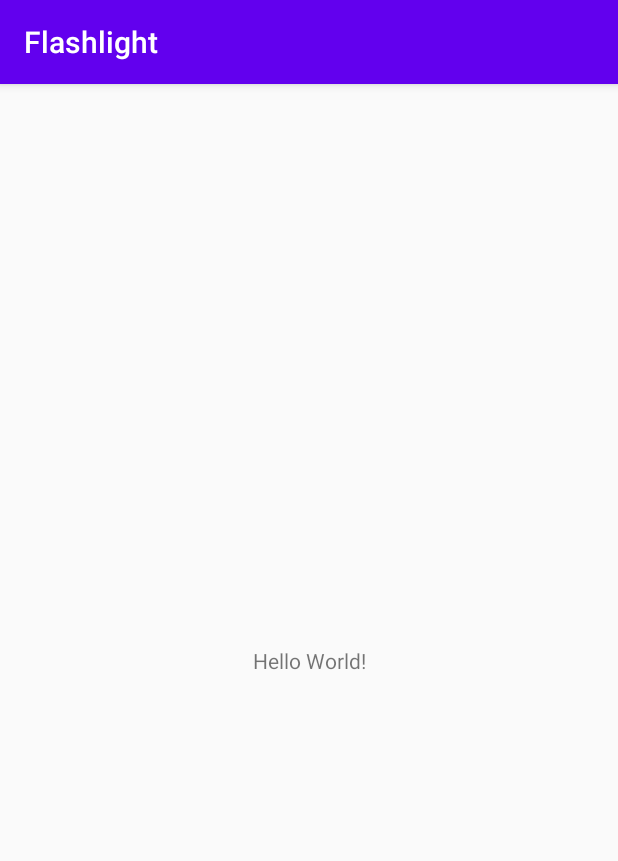
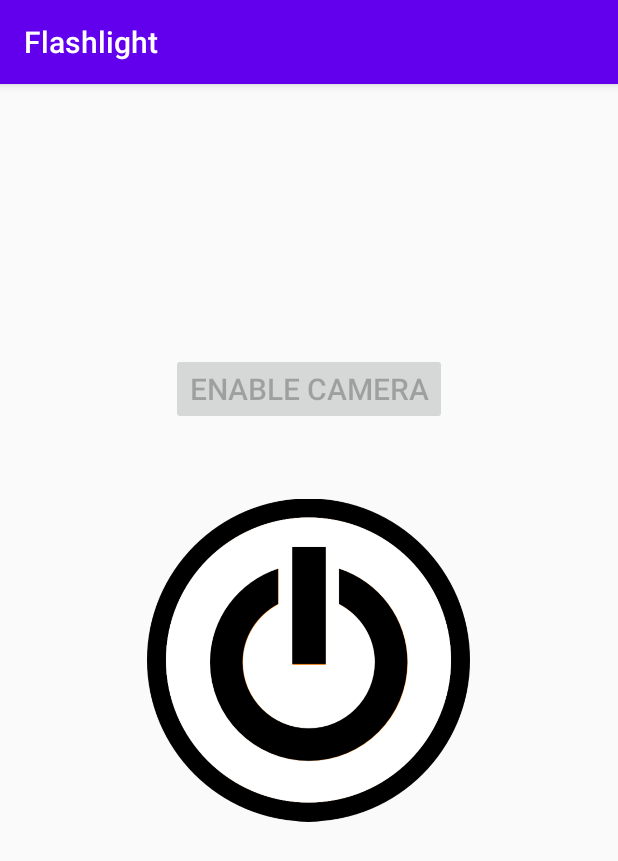
Before and after one commit to AbdulGinem/FlashlightAndroid, an Android app: the screen it shows after launch (MainActivity), on a phone screen of 412 x 824 dp. Shown: the top 861 px of the screen. Run offline under Robolectric (Android 15) with nearby library versions, the phone set to English and light mode, and no system bars.

Commit message:
applied code

```diff
--- a/app/src/main/AndroidManifest.xml
+++ b/app/src/main/AndroidManifest.xml
@@ -1,6 +1,10 @@
 <?xml version="1.0" encoding="utf-8"?>
 <manifest xmlns:android="http://schemas.android.com/apk/res/android"
     package="com.ginems.flashlight">
+
+
+    <uses-permission android:name="android.permission.CAMERA" />
+    <uses-feature android:name="android.hardware.camera" />
 
     <application
         android:allowBackup="true"
--- a/app/src/main/java/com/ginems/flashlight/MainActivity.java
+++ b/app/src/main/java/com/ginems/flashlight/MainActivity.java
@@ -2,12 +2,101 @@ package com.ginems.flashlight;
 
 import android.support.v7.app.AppCompatActivity;
 import android.os.Bundle;
+import android.Manifest;
+import android.content.Context;
+import android.content.pm.PackageManager;
+import android.hardware.camera2.CameraAccessException;
+import android.hardware.camera2.CameraManager;
+import android.os.Bundle;
+import android.support.annotation.NonNull;
+import android.support.v4.app.ActivityCompat;
+import android.support.v4.content.ContextCompat;
+import android.support.v7.app.AppCompatActivity;
+import android.view.View;
+import android.widget.Button;
+import android.widget.ImageView;
+import android.widget.Toast;
 
 public class MainActivity extends AppCompatActivity {
+
+    private Button buttonEnable;
+    private ImageView imageFlashlight;
+    private static final int CAMERA_REQUEST = 50;
+    private boolean flashLightStatus = false;
 
     @Override
     protected void onCreate(Bundle savedInstanceState) {
         super.onCreate(savedInstanceState);
         setContentView(R.layout.activity_main);
+        imageFlashlight = (ImageView) findViewById(R.id.imageFlashlight);
+        buttonEnable = (Button) findViewById(R.id.buttonEnable);
+
+        final boolean hasCameraFlash = getPackageManager().
+                hasSystemFeature(PackageManager.FEATURE_CAMERA_FLASH);
+        boolean isEnabled = ContextCompat.checkSelfPermission(this, Manifest.permission.CAMERA)
+                == PackageManager.PERMISSION_GRANTED;
+
+        buttonEnable.setEnabled(!isEnabled);
+        imageFlashlight.setEnabled(isEnabled);
+        buttonEnable.setOnClickListener(new View.OnClickListener() {
+            @Override
+            public void onClick(View view) {
+                ActivityCompat.requestPermissions(MainActivity.this, new String[] {Manifest.permission.CAMERA}, CAMERA_REQUEST);
+            }
+        });
+
+        imageFlashlight.setOnClickListener(new View.OnClickListener() {
+            @Override
+            public void onClick(View view) {
+                if (hasCameraFlash) {
+                    if (flashLightStatus)
+                        flashLightOff();
+                    else
+                        flashLightOn();
+                } else {
+                    Toast.makeText(MainActivity.this, "No flash available on your device",
+                            Toast.LENGTH_SHORT).show();
+                }
+            }
+        });
+    }
+
+    private void flashLightOn() {
+        CameraManager cameraManager = (CameraManager) getSystemService(Context.CAMERA_SERVICE);
+
+        try {
+            String cameraId = cameraManager.getCameraIdList()[0];
+            cameraManager.setTorchMode(cameraId, true);
+            flashLightStatus = true;
+            imageFlashlight.setImageResource(R.drawable.btn_switch_on);
+        } catch (CameraAccessException e) {
+        }
+    }
+
+    private void flashLightOff() {
+        CameraManager cameraManager = (CameraManager) getSystemService(Context.CAMERA_SERVICE);
+
+        try {
+            String cameraId = cameraManager.getCameraIdList()[0];
+            cameraManager.setTorchMode(cameraId, false);
+            flashLightStatus = false;
+            imageFlashlight.setImageResource(R.drawable.btn_switch_off);
+        } catch (CameraAccessException e) {
+        }
+    }
+
+    @Override
+    public void onRequestPermissionsResult(int requestCode, @NonNull String[] permissions, @NonNull int[] grantResults) {
+        switch(requestCode) {
+            case CAMERA_REQUEST :
+                if (grantResults.length > 0  &&  grantResults[0] == PackageManager.PERMISSION_GRANTED) {
+                    buttonEnable.setEnabled(false);
+                    buttonEnable.setText("Camera Enabled");
+                    imageFlashlight.setEnabled(true);
+                } else {
+                    Toast.makeText(MainActivity.this, "Permission Denied for the Camera", Toast.LENGTH_SHORT).show();
+                }
+                break;
+        }
     }
 }
--- a/app/src/main/res/layout/activity_main.xml
+++ b/app/src/main/res/layout/activity_main.xml
@@ -1,19 +1,23 @@
 <?xml version="1.0" encoding="utf-8"?>
-<android.support.constraint.ConstraintLayout
-    xmlns:android="http://schemas.android.com/apk/res/android"
-    xmlns:app="http://schemas.android.com/apk/res-auto"
-    xmlns:tools="http://schemas.android.com/tools"
-    android:layout_width="match_parent"
-    android:layout_height="match_parent"
-    tools:context=".MainActivity">
+<RelativeLayout xmlns:android="http://schemas.android.com/apk/res/android"
+    android:layout_width="fill_parent"
+    android:layout_height="fill_parent" >
 
-    <TextView
+    <ImageView
+        android:id="@+id/imageFlashlight"
+        android:layout_width="215dp"
+        android:layout_height="233dp"
+        android:layout_centerInParent="true"
+        android:src="@drawable/btn_switch_off" />
+
+    <Button
+        android:id="@+id/buttonEnable"
         android:layout_width="wrap_content"
         android:layout_height="wrap_content"
-        android:text="Hello World!"
-        app:layout_constraintBottom_toBottomOf="parent"
-        app:layout_constraintLeft_toLeftOf="parent"
-        app:layout_constraintRight_toRightOf="parent"
-        app:layout_constraintTop_toTopOf="parent" />
+        android:layout_centerHorizontal="true"
+        android:textSize="20sp"
+        android:text="Enable Camera"
+        android:layout_above="@id/imageFlashlight"
+        android:layout_marginBottom="40dp"/>
 
-</android.support.constraint.ConstraintLayout>
+</RelativeLayout>
```
Also changed, not shown: app/src/main/res/drawable-v24/btn_switch_off.png (added), app/src/main/res/drawable-v24/btn_switch_on.png (added).
